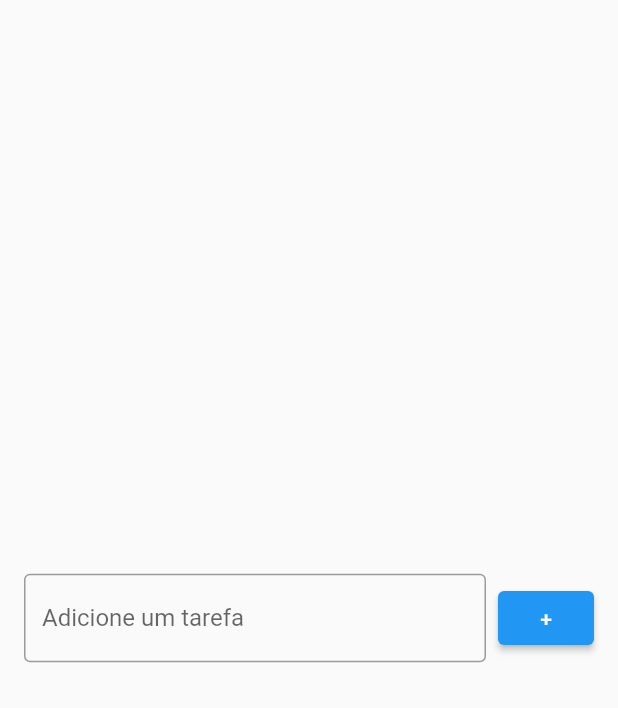
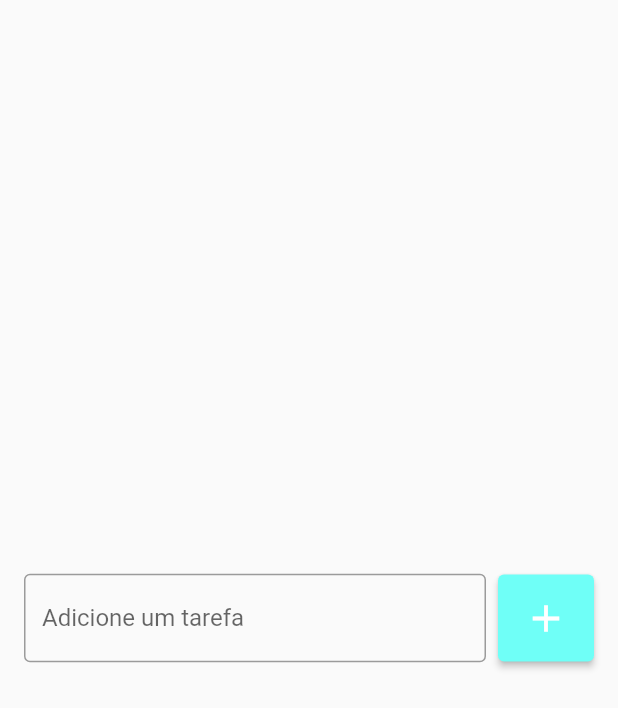
Before and after one commit to AiltonJ97/MyList, a Flutter app: the screen it shows after launch, on a phone screen of 412 x 824 dp. Shown: the top 708 px of the screen. Run offline on Flutter 3.47's test engine with Material 2 defaults, Android fonts, the phone set to English and light mode, and no system bars.

Commit message:
Personalizando botao

```diff
--- a/lib/list_page.dart
+++ b/lib/list_page.dart
@@ -28,8 +28,15 @@ class ListPage extends StatelessWidget {
               SizedBox(width: 8),
               ElevatedButton(
                 onPressed: login,
-                child: Text("+"),
-              )
+                style: ElevatedButton.styleFrom(
+                  backgroundColor: Color(0xff6FFFF7),
+                  padding: EdgeInsets.all(14),
+                ),
+                child: Icon(
+                  Icons.add,
+                  size: 30,
+                ),
+              ),
             ],
           ),
         ),
```
